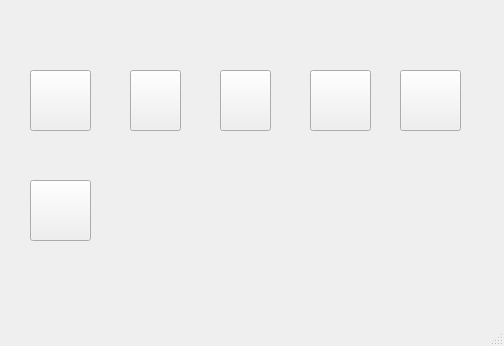
Above: mfvv/Main.ui from Stedi65/Modellflugvereinsverwaltung before the change. Below: the same form after it.
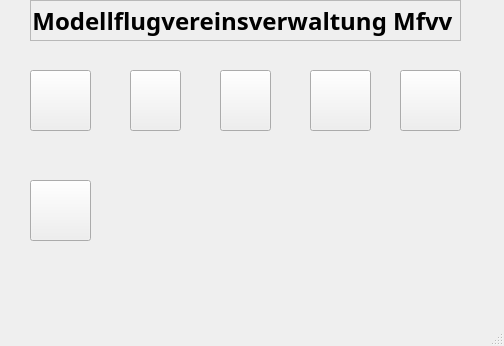
That is the form after the change. Icons and pictures are not drawn.

Patch:
```diff
--- a/mfvv/Main.ui
+++ b/mfvv/Main.ui
@@ -183,6 +183,36 @@
      </size>
     </property>
    </widget>
+   <widget class="QLabel" name="label">
+    <property name="geometry">
+     <rect>
+      <x>30</x>
+      <y>0</y>
+      <width>431</width>
+      <height>41</height>
+     </rect>
+    </property>
+    <property name="font">
+     <font>
+      <family>Ubuntu Condensed</family>
+      <pointsize>18</pointsize>
+      <weight>75</weight>
+      <bold>true</bold>
+     </font>
+    </property>
+    <property name="frameShape">
+     <enum>QFrame::StyledPanel</enum>
+    </property>
+    <property name="text">
+     <string>Modellflugvereinsverwaltung Mfvv </string>
+    </property>
+    <property name="textFormat">
+     <enum>Qt::AutoText</enum>
+    </property>
+    <property name="alignment">
+     <set>Qt::AlignCenter</set>
+    </property>
+   </widget>
   </widget>
   <widget class="QMenuBar" name="menubar">
    <property name="geometry">
```
